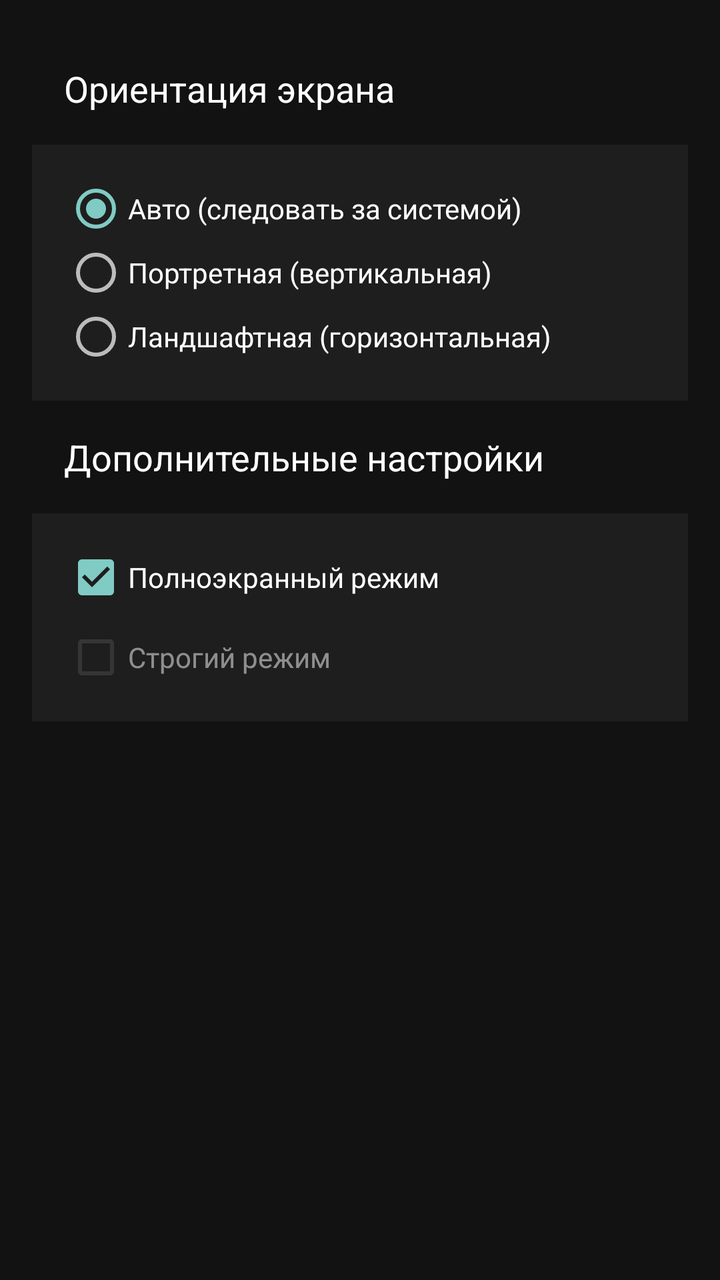
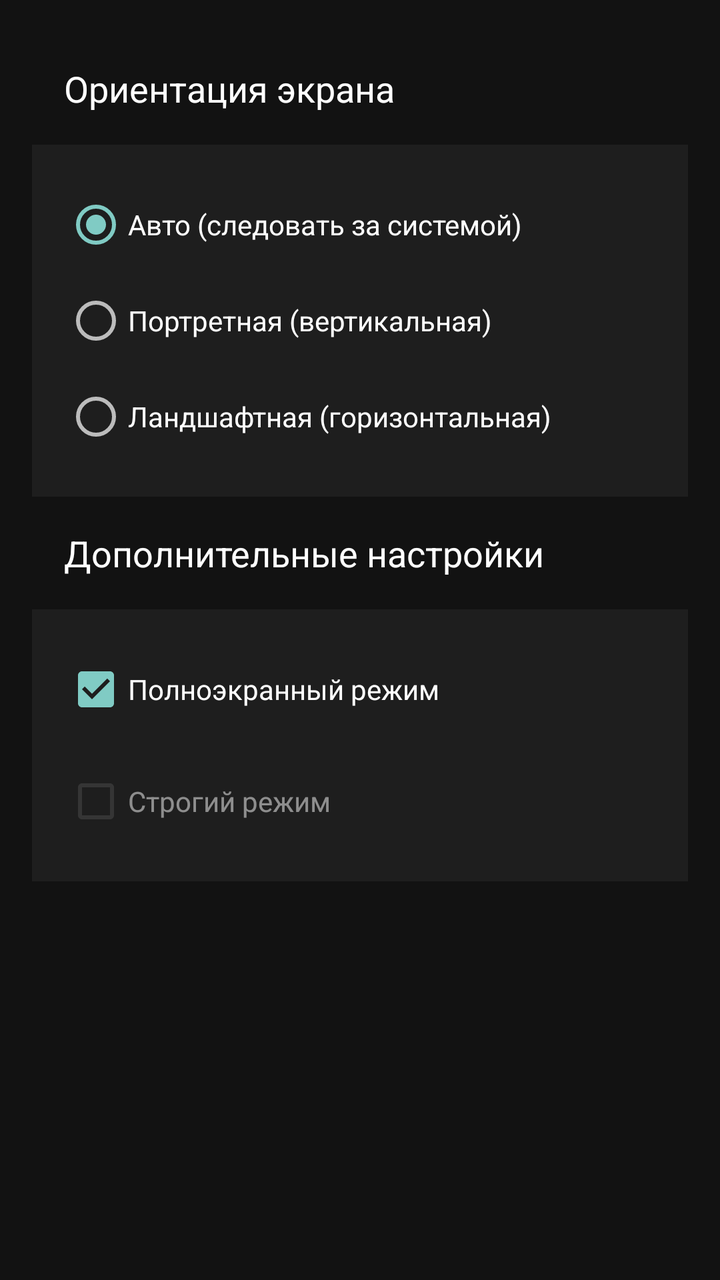

Compare the two renders of this Android layout. The source of the first and the diff that turns it into the second are given below.
<!-- AndroidManifest.xml: application theme Theme.QutyLaunch -->
<!-- res/layout/fragment_settings_display.xml -->
<ScrollView xmlns:android="http://schemas.android.com/apk/res/android"
    android:layout_width="match_parent"
    android:layout_height="match_parent"
    android:background="#121212"
    android:fillViewport="true"
    android:padding="16dp">

    <LinearLayout
        android:layout_width="match_parent"
        android:layout_height="wrap_content"
        android:orientation="vertical">

        
        <TextView
            android:layout_width="match_parent"
            android:layout_height="wrap_content"
            android:text="@string/settings_orientation_title"
            android:textColor="#FFFFFF"
            android:textSize="18sp"
            android:padding="16dp"
            android:paddingTop="8dp"/>

        <LinearLayout
            android:layout_width="match_parent"
            android:layout_height="wrap_content"
            android:orientation="vertical"
            android:background="#1E1E1E"
            android:padding="16dp">

            
            <TextView
                android:id="@+id/orientation_lock_hint"
                android:layout_width="match_parent"
                android:layout_height="wrap_content"
                android:text="@string/orientation_lock_hint_default"
                android:textColor="#FF9800"
                android:textSize="14sp"
                android:padding="8dp"
                android:background="#332A2A"
                android:gravity="center"
                android:visibility="gone"
                android:layout_marginBottom="12dp"/>

            <RadioGroup
                android:id="@+id/orientation_group"
                android:layout_width="match_parent"
                android:layout_height="wrap_content"
                android:orientation="vertical">

                <RadioButton
                    android:id="@+id/orientation_sensor"
                    android:layout_width="match_parent"
                    android:layout_height="wrap_content"
                    android:text="@string/orientation_auto"
                    android:textColor="#FFFFFF"
                    android:checked="true"/>

                <RadioButton
                    android:id="@+id/orientation_portrait"
                    android:layout_width="match_parent"
                    android:layout_height="wrap_content"
                    android:text="@string/orientation_portrait"
                    android:textColor="#FFFFFF"/>

                <RadioButton
                    android:id="@+id/orientation_landscape"
                    android:layout_width="match_parent"
                    android:layout_height="wrap_content"
                    android:text="@string/orientation_landscape"
                    android:textColor="#FFFFFF"/>

            </RadioGroup>
        </LinearLayout>

        
        <TextView
            android:layout_width="match_parent"
            android:layout_height="wrap_content"
            android:text="@string/settings_additional_title"
            android:textColor="#FFFFFF"
            android:textSize="18sp"
            android:padding="16dp"
            android:paddingTop="24dp"/>

        <LinearLayout
            android:layout_width="match_parent"
            android:layout_height="wrap_content"
            android:orientation="vertical"
            android:background="#1E1E1E"
            android:padding="16dp">

            
            <CheckBox
                android:id="@+id/fullscreen_checkbox"
                android:layout_width="match_parent"
                android:layout_height="wrap_content"
                android:checked="true"
                android:enabled="true"
                android:text="@string/additional_fullscreen"
                android:textColor="#FFFFFF" />

            <CheckBox
                android:id="@+id/strict_mode_checkbox"
                android:layout_width="match_parent"
                android:layout_height="wrap_content"
                android:text="@string/additional_strict_mode"
                android:textColor="#FFFFFF"
                android:checked="false"
                android:enabled="false"
                android:alpha="0.5"
                android:layout_marginTop="8dp"/>

            <TextView
                android:id="@+id/strict_mode_hint"
                android:layout_width="match_parent"
                android:layout_height="wrap_content"
                android:text="@string/strict_mode_hint"
                android:textColor="#666666"
                android:textSize="12sp"
                android:paddingTop="4dp"
                android:visibility="gone"/>

        </LinearLayout>

    </LinearLayout>
</ScrollView>
<!-- resources referenced by this layout -->
<resources>
  <string name="additional_fullscreen">Полноэкранный режим</string>
  <string name="additional_strict_mode">Строгий режим</string>
  <string name="orientation_auto">Авто (следовать за системой)</string>
  <string name="orientation_landscape">Ландшафтная (горизонтальная)</string>
  <string name="orientation_lock_hint_default">🔒 Ориентация задана темой</string>
  <string name="orientation_portrait">Портретная (вертикальная)</string>
  <string name="settings_additional_title">Дополнительные настройки</string>
  <string name="settings_orientation_title">Ориентация экрана</string>
  <string name="strict_mode_hint">При строгом режиме панели не появляются даже при свайпе</string>
  <style name="Theme.QutyLaunch" parent="Theme.AppCompat.NoActionBar">
          
          <item name="android:navigationBarColor">@android:color/transparent</item>
          <item name="android:statusBarColor">@android:color/transparent</item>
  
          
          <item name="android:windowLayoutInDisplayCutoutMode">shortEdges</item>
  
          
          <item name="android:fitsSystemWindows">false</item>
  
          
          <item name="android:windowDrawsSystemBarBackgrounds">true</item>
      </style>
</resources>

<!-- the commit's change to res/layout/fragment_settings_display.xml (unified diff, before → after) -->
@@ -1,4 +1,5 @@
 <ScrollView xmlns:android="http://schemas.android.com/apk/res/android"
+    xmlns:tools="http://schemas.android.com/tools"
     android:layout_width="match_parent"
     android:layout_height="match_parent"
     android:background="#121212"
@@ -51,23 +52,29 @@
                     android:id="@+id/orientation_sensor"
                     android:layout_width="match_parent"
                     android:layout_height="wrap_content"
+                    android:checked="true"
+                    android:minHeight="48dp"
                     android:text="@string/orientation_auto"
                     android:textColor="#FFFFFF"
-                    android:checked="true"/>
+                    tools:ignore="VisualLintButtonSize" />
 
                 <RadioButton
                     android:id="@+id/orientation_portrait"
                     android:layout_width="match_parent"
                     android:layout_height="wrap_content"
+                    android:minHeight="48dp"
                     android:text="@string/orientation_portrait"
-                    android:textColor="#FFFFFF"/>
+                    android:textColor="#FFFFFF"
+                    tools:ignore="VisualLintButtonSize" />
 
                 <RadioButton
                     android:id="@+id/orientation_landscape"
                     android:layout_width="match_parent"
                     android:layout_height="wrap_content"
+                    android:minHeight="48dp"
                     android:text="@string/orientation_landscape"
-                    android:textColor="#FFFFFF"/>
+                    android:textColor="#FFFFFF"
+                    tools:ignore="VisualLintButtonSize" />
 
             </RadioGroup>
         </LinearLayout>
@@ -96,19 +103,23 @@
                 android:layout_height="wrap_content"
                 android:checked="true"
                 android:enabled="true"
+                android:minHeight="48dp"
                 android:text="@string/additional_fullscreen"
-                android:textColor="#FFFFFF" />
+                android:textColor="#FFFFFF"
+                tools:ignore="VisualLintButtonSize" />
 
             <CheckBox
                 android:id="@+id/strict_mode_checkbox"
                 android:layout_width="match_parent"
                 android:layout_height="wrap_content"
+                android:layout_marginTop="8dp"
+                android:alpha="0.5"
+                android:checked="false"
+                android:enabled="false"
+                android:minHeight="48dp"
                 android:text="@string/additional_strict_mode"
                 android:textColor="#FFFFFF"
-                android:checked="false"
-                android:enabled="false"
-                android:alpha="0.5"
-                android:layout_marginTop="8dp"/>
+                tools:ignore="VisualLintButtonSize" />
 
             <TextView
                 android:id="@+id/strict_mode_hint"
